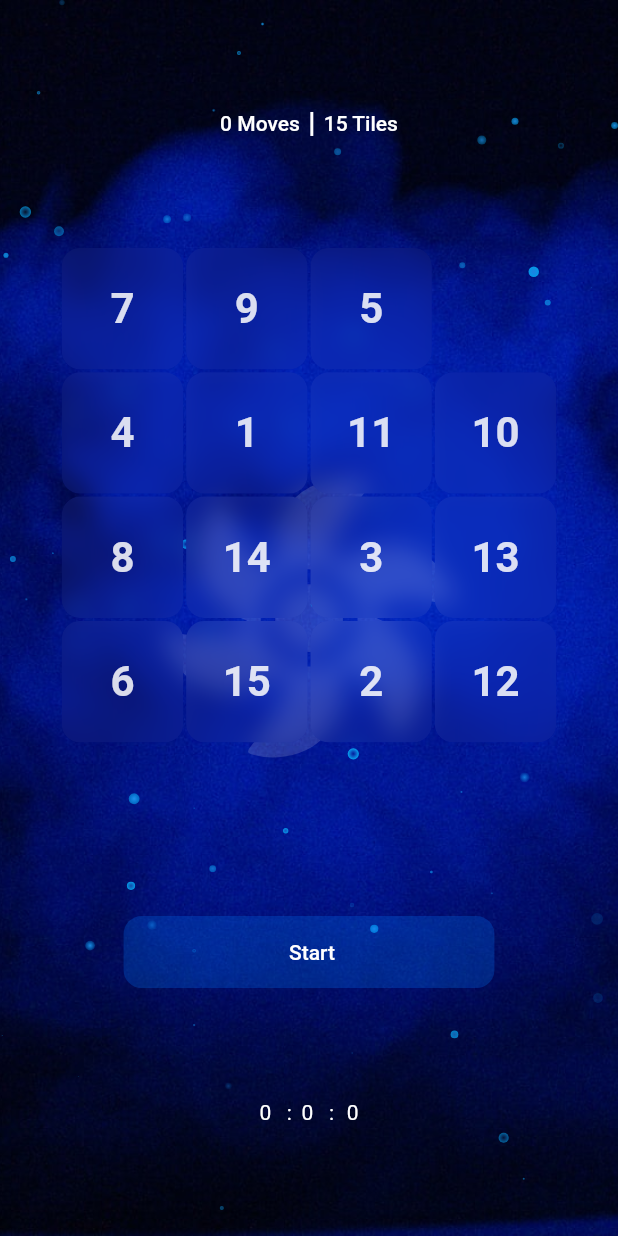
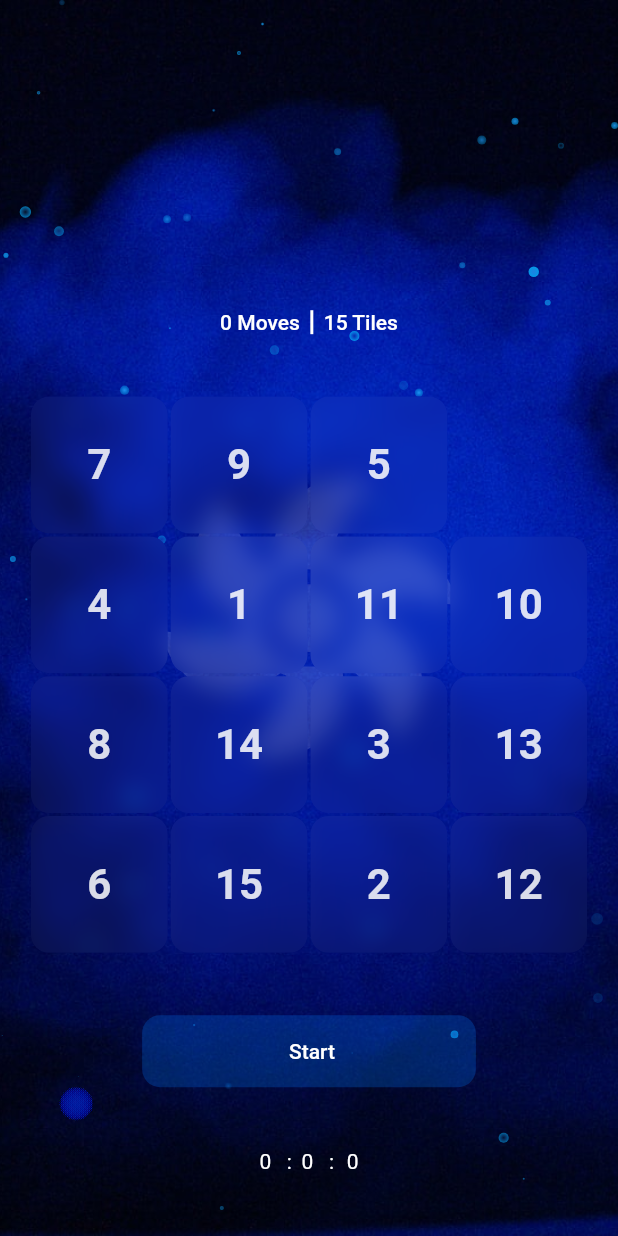
Before and after one commit to vijayshankarrealdeal/learncanvas, a Flutter app: the screen it shows after launch, on a phone screen of 412 x 824 dp. Run offline on Flutter 3.47's test engine with Material 2 defaults, Android fonts, the phone set to English and light mode, and no system bars; our stand-ins replace page_transition; missing offline and left inert: desktop_window; Roboto replaces fonts that are missing (SFMedium).

Commit message:
smokeVariables

```diff
--- a/lib/home.dart
+++ b/lib/home.dart
@@ -1,3 +1,5 @@
+import 'dart:math';
+
 import 'package:flutter/material.dart';
 import 'package:learncanvas/dynamics/fan_dynmics_home.dart';
 import 'package:learncanvas/new_smoke/fire_smoke.dart';
@@ -18,6 +20,17 @@ class MyPainter extends StatelessWidget {
       ),
       child: Stack(
         children: [
+          Align(
+            alignment: Alignment.bottomLeft,
+            child: Transform.rotate(
+              angle: pi / 2,
+              child: Transform.translate(
+                offset: Offset(MediaQuery.of(context).size.width * 0.03,
+                    MediaQuery.of(context).size.height * 0.1),
+                child: const FIRESMOKE(smokeFactor: 10, gillterFactor: 100),
+              ),
+            ),
+          ),
           // Transform.rotate(
           //   angle: pi / 24,
           //   child: Transform.translate(
@@ -45,7 +58,7 @@ class MyPainter extends StatelessWidget {
                 MediaQuery.of(context).size.height * 0.2),
             child: const Align(
               alignment: Alignment.bottomCenter,
-              child: FIRESMOKE(),
+              child: FIRESMOKE(smokeFactor: 10, gillterFactor: 100),
             ),
           ),
           Transform.translate(
@@ -53,7 +66,7 @@ class MyPainter extends StatelessWidget {
                 MediaQuery.of(context).size.height * 0.2),
             child: const Align(
               alignment: Alignment.bottomCenter,
-              child: FIRESMOKE(),
+              child: FIRESMOKE(smokeFactor: 10, gillterFactor: 100),
             ),
           ),
           const NumDial(),
--- a/lib/main.dart
+++ b/lib/main.dart
@@ -11,7 +11,10 @@ import 'package:provider/provider.dart';
 void main() async {
   WidgetsFlutterBinding.ensureInitialized();
   if (!kIsWeb && (Platform.isLinux || Platform.isMacOS || Platform.isWindows)) {
+      await DesktopWindow.setWindowSize(const Size(1000, 800));
     await DesktopWindow.setMinWindowSize(const Size(1000, 800));
+    await DesktopWindow.setMaxWindowSize(const Size(1920, 1080));
+
   }
   runApp(const MyApp());
 }
--- a/lib/new_smoke/fire_smoke.dart
+++ b/lib/new_smoke/fire_smoke.dart
@@ -13,15 +13,25 @@ class KeyFrames {
   late double remainingLife;
   late Size screenSize;
   var palette = <Color>[];
-  KeyFrames(Size screenSize) {
+  KeyFrames(
+    Size screenSize,
+    double lifeAlpha,
+    double lifeFactor,
+    double radiusAlpha,
+    double radiusFactor,
+    double speedAplhaX,
+    double speedAlphaY,
+    double speedFactorX,
+    double speedFactorY,
+  ) {
     Random rd = Random();
     screenSize = screenSize;
     speed = Offset(-5 + rd.nextDouble() * 10, -15.0 + rd.nextDouble() * 10);
     location = Offset(screenSize.width / 2, screenSize.height / 3 * 2);
     //Flame or Smoke
-    radius = 10 + rd.nextDouble() * 30;
+    radius = radiusAlpha + rd.nextDouble() * radiusFactor;
     //Make More longer
-    life = 20 + rd.nextDouble() * 20;
+    life = lifeAlpha + rd.nextDouble() * lifeFactor;
     remainingLife = life;
     for (int i = 5; i < 70; i++) {
       palette.add(HSLColor.fromAHSL(1, 227, 1, i / 100).toColor());
@@ -39,15 +49,15 @@ class KeyFrames {
     }
   }
 
-  display(Canvas canvas) {
-    opacity = (remainingLife / life * 100).round() / 100;
+  display(Canvas canvas, double smokeFactor, double giltterFactor) {
+    opacity = (remainingLife / life * smokeFactor).round() / giltterFactor;
     var gradient = RadialGradient(
       colors: [
         Color.fromRGBO(color.red, color.green, color.blue, opacity),
         Color.fromRGBO(color.red, color.green, color.blue, opacity),
         Color.fromRGBO(color.red, color.green, color.blue, 0.0)
       ],
-      stops: const [0.0, 0.2, 1.0],
+      stops: const [0.0, 0.1, 1.0],
     );
 
     Paint painter = Paint()
@@ -60,7 +70,11 @@ class KeyFrames {
 }
 
 class FIRESMOKE extends StatefulWidget {
-  const FIRESMOKE({Key? key}) : super(key: key);
+  final double smokeFactor;
+  final double gillterFactor;
+  const FIRESMOKE(
+      {Key? key, required this.smokeFactor, required this.gillterFactor})
+      : super(key: key);
 
   @override
   _FIRESMOKEState createState() => _FIRESMOKEState();
@@ -73,9 +87,21 @@ class _FIRESMOKEState extends State<FIRESMOKE> with TickerProviderStateMixin {
   Random rand = Random(DateTime.now().millisecondsSinceEpoch);
   late List<KeyFrames> l;
 
+  //  lifeAlpha = 20,
+  //  lifeFactor = 20,
+  //  radiusAlpha = 10,
+  //  radiusFactor = 30,
+  //  speedAplhaX = -5,
+  //  speedAlphaY = -15,
+  //  speedFactorX = 10,
+  //  speedFactorY = 10,
+
   @override
   void initState() {
-    particleSystem = List.generate(300, (i) => KeyFrames(sizeOfScreen));
+    particleSystem = List.generate(
+      300,
+      (i) => KeyFrames(sizeOfScreen, 20, 20, 10, 30, -5, -15, 10, 10),
+    );
     animationController = AnimationController(
         vsync: this, duration: const Duration(milliseconds: 200))
       ..addListener(() {
@@ -86,7 +112,8 @@ class _FIRESMOKEState extends State<FIRESMOKE> with TickerProviderStateMixin {
           // Restored particle
           if (particleSystem[i].remainingLife < 0 ||
               particleSystem[i].radius < 0) {
-            particleSystem[i] = KeyFrames(sizeOfScreen);
+            particleSystem[i] =
+                KeyFrames(sizeOfScreen, 20, 20, 10, 30, -5, -15, 10, 10);
           }
         }
       })
@@ -106,7 +133,8 @@ class _FIRESMOKEState extends State<FIRESMOKE> with TickerProviderStateMixin {
       animation: animationController,
       builder: (context, child) => CustomPaint(
         size: sizeOfScreen,
-        painter: _DemoPainter(particleSystem, sizeOfScreen),
+        painter: _DemoPainter(particleSystem, sizeOfScreen, widget.smokeFactor,
+            widget.gillterFactor),
       ),
     );
   }
@@ -115,7 +143,9 @@ class _FIRESMOKEState extends State<FIRESMOKE> with TickerProviderStateMixin {
 class _DemoPainter extends CustomPainter {
   final List<KeyFrames> l;
   final Size screenSize;
-  _DemoPainter(this.l, this.screenSize);
+  final double smokeFactor;
+  final double gillterFactor;
+  _DemoPainter(this.l, this.screenSize, this.smokeFactor, this.gillterFactor);
   Offset ploarDistance(double speed, double theta) {
     return Offset(speed * cos(theta), speed * sin(theta));
   }
@@ -123,7 +153,7 @@ class _DemoPainter extends CustomPainter {
   @override
   void paint(Canvas canvas, Size size) {
     for (var particles in l) {
-      particles.display(canvas);
+      particles.display(canvas, smokeFactor, gillterFactor);
     }
   }
 
--- /dev/null
+++ b/lib/plaform/devices.dart
@@ -0,0 +1,45 @@
+import 'dart:io';
+import 'package:flutter/foundation.dart';
+import 'package:flutter/material.dart';
+
+class PuzzlePlatform {
+  static double kheightBoard(BuildContext context) {
+    if (kIsWeb) {
+      return MediaQuery.of(context).size.height * 0.74;
+    }
+    if (Platform.isAndroid) {
+      return MediaQuery.of(context).size.height * 0.45;
+    }
+    return MediaQuery.of(context).size.height * 0.57;
+  }
+
+  static double kwidthBoard(BuildContext context) {
+    if (kIsWeb) {
+      return MediaQuery.of(context).size.width * 0.5;
+    }
+    if (Platform.isAndroid) {
+      return MediaQuery.of(context).size.height * 0.4;
+    }
+    return MediaQuery.of(context).size.width * 0.4;
+  }
+
+  static double kaspectRationBoard(BuildContext context) {
+    if (kIsWeb) {
+      return MediaQuery.of(context).size.aspectRatio * 0.75;
+    }
+    if (Platform.isAndroid) {
+      return 1;
+    }
+    return MediaQuery.of(context).size.aspectRatio * 0.75;
+  }
+
+  static double kwidthButton(BuildContext context) {
+    if (kIsWeb) {
+      return MediaQuery.of(context).size.width * 0.5;
+    }
+    if (Platform.isAndroid) {
+      return MediaQuery.of(context).size.height * 0.27;
+    }
+    return MediaQuery.of(context).size.width * 0.3;
+  }
+}
--- /dev/null
+++ b/lib/plaform/text.dart
@@ -0,0 +1,88 @@
+import 'dart:io';
+import 'package:flutter/foundation.dart';
+import 'package:flutter/material.dart';
+
+class PuzzleText {
+  static TextStyle kPuzzlePlusLogo(BuildContext context) {
+    if (kIsWeb) {
+      return Theme.of(context).textTheme.displayLarge!.copyWith(
+            fontSize: 28,
+            fontFamily: "SFMedium",
+            color: Colors.white,
+          );
+    }
+    if (Platform.isAndroid) {
+      return Theme.of(context).textTheme.headline2!.copyWith(
+            fontFamily: "SFMedium",
+            color: Colors.white,
+          );
+    }
+    return Theme.of(context).textTheme.displayLarge!.copyWith(
+          fontFamily: "SFMedium",
+          color: Colors.white,
+        );
+  }
+
+  static TextStyle kHeadingText(BuildContext context) {
+    if (kIsWeb) {
+      return Theme.of(context).textTheme.bodyText1!.copyWith(
+            fontFamily: 'SFMedium',
+            color: Colors.white,
+          );
+    }
+    if (Platform.isAndroid) {
+      return Theme.of(context).textTheme.bodyText1!.copyWith(
+            fontFamily: 'SFMedium',
+            color: Colors.white,
+          );
+    }
+    return Theme.of(context).textTheme.bodyText1!.copyWith(
+          fontFamily: 'SFMedium',
+          color: Colors.white,
+        );
+  }
+
+  static TextStyle kTimerDigits(BuildContext context) {
+    if (kIsWeb) {
+      return Theme.of(context).textTheme.bodyText2!.copyWith(
+            fontFamily: 'SFMedium',
+            color: Colors.white,
+          );
+    }
+    if (Platform.isAndroid) {
+      return Theme.of(context).textTheme.bodyText2!.copyWith(
+            fontFamily: 'SFMedium',
+            color: Colors.white,
+          );
+    }
+    return Theme.of(context).textTheme.bodyText2!.copyWith(
+          fontFamily: 'SFMedium',
+          color: Colors.white,
+        );
+  }
+
+  static TextStyle kBoardNumber(BuildContext context) {
+    if (kIsWeb) {
+      return Theme.of(context).textTheme.displaySmall!.copyWith(
+            fontFamily: 'SFMedium',
+            fontSize: MediaQuery.of(context).size.height * 0.06,
+            fontWeight: FontWeight.w700,
+            color: Colors.white.withOpacity(0.85),
+          );
+    }
+    if (Platform.isAndroid) {
+      return Theme.of(context).textTheme.bodyLarge!.copyWith(
+            fontFamily: 'SFMedium',
+            fontSize: 28,
+            fontWeight: FontWeight.w700,
+            color: Colors.white.withOpacity(0.85),
+          );
+    }
+    return Theme.of(context).textTheme.displaySmall!.copyWith(
+          fontFamily: 'SFMedium',
+          fontSize: MediaQuery.of(context).size.height * 0.06,
+          fontWeight: FontWeight.w700,
+          color: Colors.white.withOpacity(0.85),
+        );
+  }
+}
--- a/lib/start_page/start_page.dart
+++ b/lib/start_page/start_page.dart
@@ -1,9 +1,9 @@
 import 'dart:math';
-
 import 'package:flutter/cupertino.dart';
 import 'package:flutter/material.dart';
 import 'package:learncanvas/customIcon/my_ico.dart';
 import 'package:learncanvas/home.dart';
+import 'package:learncanvas/plaform/text.dart';
 import 'package:learncanvas/smoke/smoke_control.dart';
 import 'package:learncanvas/smoke/smoke_widget.dart';
 import 'package:page_transition/page_transition.dart';
@@ -129,16 +129,8 @@ class _IntroPageState extends State<IntroPage> with TickerProviderStateMixin {
                       mainAxisAlignment: MainAxisAlignment.center,
                       children: [
                         Center(
-                          child: Text(
-                            "Puzzle+",
-                            style: Theme.of(context)
-                                .textTheme
-                                .displayLarge!
-                                .copyWith(
-                                  fontFamily: "SFMedium",
-                                  color: Colors.white,
-                                ),
-                          ),
+                          child: Text("Puzzle+",
+                              style: PuzzleText.kPuzzlePlusLogo(context)),
                         ),
                         Text(
                           "By Team smoke",
--- a/lib/widget/home_widget.dart
+++ b/lib/widget/home_widget.dart
@@ -1,10 +1,10 @@
-import 'dart:io';
 import 'dart:ui';
-
 import 'package:flutter/cupertino.dart';
 import 'package:flutter/material.dart';
 import 'package:learncanvas/board_logic.dart';
 import 'package:learncanvas/particles/particle_widget.dart';
+import 'package:learncanvas/plaform/devices.dart';
+import 'package:learncanvas/plaform/text.dart';
 import 'package:learncanvas/smoke/smoke_control.dart';
 import 'package:learncanvas/smoke/smoke_widget.dart';
 import 'package:provider/provider.dart';
@@ -57,46 +57,30 @@ class NumDial extends StatelessWidget {
         mainAxisAlignment: MainAxisAlignment.spaceEvenly,
         crossAxisAlignment: CrossAxisAlignment.center,
         children: [
+          SizedBox(height: MediaQuery.of(context).size.height * 0.15),
           IntrinsicHeight(
             child: Row(
               mainAxisAlignment: MainAxisAlignment.center,
               crossAxisAlignment: CrossAxisAlignment.center,
               children: [
-                Text(
-                  '${blogic.moves} Moves',
-                  style: Theme.of(context).textTheme.bodyText1!.copyWith(
-                        fontFamily: 'SFMedium',
-                        color: Colors.white,
-                      ),
-                ),
+                Text('${blogic.moves} Moves',
+                    style: PuzzleText.kHeadingText(context)),
                 const VerticalDivider(
                   color: Colors.white,
                   thickness: 2,
                 ),
-                Text(
-                  '${blogic.numbers.length - 1} Tiles',
-                  style: Theme.of(context).textTheme.bodyText1!.copyWith(
-                        fontFamily: 'SFMedium',
-                        color: Colors.white,
-                      ),
-                ),
+                Text('${blogic.numbers.length - 1} Tiles',
+                    style: PuzzleText.kHeadingText(context)),
               ],
             ),
           ),
-          Center(
-            child: SizedBox(
-                height: Platform.isAndroid
-                    ? MediaQuery.of(context).size.height * 0.45
-                    : MediaQuery.of(context).size.height * 0.54,
-                width: Platform.isAndroid
-                    ? MediaQuery.of(context).size.height * 0.4
-                    : MediaQuery.of(context).size.width * 0.4,
+          SizedBox(
+              height: PuzzlePlatform.kheightBoard(context),
+              width: PuzzlePlatform.kheightBoard(context),
               child: GridView.builder(
                 gridDelegate: SliverGridDelegateWithFixedCrossAxisCount(
                   crossAxisCount: 4,
-                    childAspectRatio: Platform.isAndroid
-                        ? 1
-                        : MediaQuery.of(context).size.aspectRatio * 0.75,
+                  childAspectRatio: PuzzlePlatform.kaspectRationBoard(context),
                   mainAxisSpacing: 2,
                   crossAxisSpacing: 2,
                 ),
@@ -120,30 +104,7 @@ class NumDial extends StatelessWidget {
                                 child: Center(
                                   child: Text(
                                     blogic.numbers[index].toString(),
-                                      style: Platform.isAndroid
-                                          ? Theme.of(context)
-                                              .textTheme
-                                              .bodyLarge!
-                                              .copyWith(
-                                                fontFamily: 'SFMedium',
-                                                fontSize: 28,
-                                                fontWeight: FontWeight.w700,
-                                                color: Colors.white
-                                                    .withOpacity(0.85),
-                                              )
-                                          : Theme.of(context)
-                                              .textTheme
-                                              .displaySmall!
-                                              .copyWith(
-                                                fontFamily: 'SFMedium',
-                                                fontSize: MediaQuery.of(context)
-                                                        .size
-                                                        .height *
-                                                    0.06,
-                                                fontWeight: FontWeight.w700,
-                                                color: Colors.white
-                                                    .withOpacity(0.85),
-                                              ),
+                                    style: PuzzleText.kBoardNumber(context),
                                   ),
                                 ),
                               ),
@@ -154,11 +115,8 @@ class NumDial extends StatelessWidget {
                 },
                 itemCount: blogic.numbers.length,
               )),
-          ),
           SizedBox(
-            width: Platform.isAndroid
-                ? MediaQuery.of(context).size.height * 0.3
-                : MediaQuery.of(context).size.width * 0.3,
+            width: PuzzlePlatform.kwidthButton(context),
             child: CupertinoButton(
               color: blogic.gameStart
                   ? CupertinoColors.activeBlue.withOpacity(0.16)
@@ -189,36 +147,19 @@ class NumDial extends StatelessWidget {
             ),
           ),
           SizedBox(
-            width: Platform.isAndroid
-                ? MediaQuery.of(context).size.height * 0.3
-                : MediaQuery.of(context).size.width * 0.3,
+            width: PuzzlePlatform.kwidthButton(context),
             child: Row(
               mainAxisAlignment: MainAxisAlignment.center,
               crossAxisAlignment: CrossAxisAlignment.center,
               children: [
-                Text(
-                  '${blogic.hr}   : ',
-                  style: Theme.of(context).textTheme.bodyText2!.copyWith(
-                        fontFamily: 'SFMedium',
-                        color: Colors.white,
-                      ),
-                ),
+                Text('${blogic.hr}   : ',
+                    style: PuzzleText.kTimerDigits(context)),
                 const SizedBox(width: 3),
-                Text(
-                  '${blogic.minute}   : ',
-                  style: Theme.of(context).textTheme.bodyText2!.copyWith(
-                        fontFamily: 'SFMedium',
-                        color: Colors.white,
-                      ),
-                ),
+                Text('${blogic.minute}   : ',
+                    style: PuzzleText.kTimerDigits(context)),
                 const SizedBox(width: 5),
-                Text(
-                  '${blogic.second}',
-                  style: Theme.of(context).textTheme.bodyText2!.copyWith(
-                        fontFamily: 'SFMedium',
-                        color: Colors.white,
-                      ),
-                ),
+                Text('${blogic.second}',
+                    style: PuzzleText.kTimerDigits(context)),
               ],
             ),
           ),
```
Lines whose indentation alone changed are shown as unchanged.
